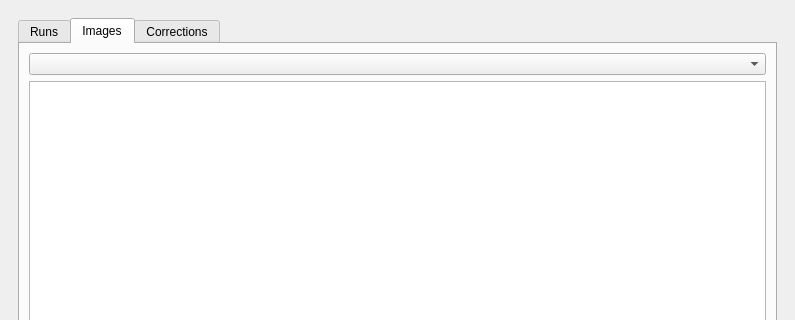
The window that image_loader_dockwidget_base.ui (Drew973/PTS_image_loader) describes before a commit, drawn with Qt 5; both pictures show x 0 to 795 and y 0 to 320 of the 795 by 761 pixel window.
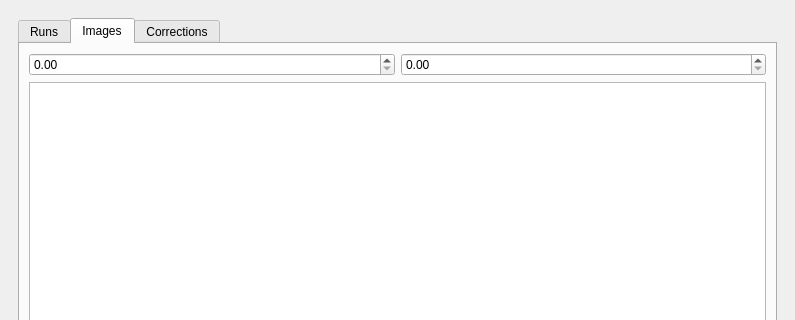
The same window after the commit. The open tabs and pages were chosen to show the change. Custom widgets are drawn as their Qt base class.

```diff
--- a/image_loader_dockwidget_base.ui
+++ b/image_loader_dockwidget_base.ui
@@ -49,7 +49,28 @@
           </attribute>
           <layout class="QVBoxLayout" name="verticalLayout_5">
            <item>
-            <widget class="QComboBox" name="runBox"/>
+            <layout class="QHBoxLayout" name="horizontalLayout">
+             <item>
+              <widget class="QDoubleSpinBox" name="startChainage">
+               <property name="whatsThis">
+                <string>&lt;html&gt;&lt;head/&gt;&lt;body&gt;&lt;p&gt;Display images from this chainage.&lt;/p&gt;&lt;/body&gt;&lt;/html&gt;</string>
+               </property>
+               <property name="maximum">
+                <double>9999999999999999538762658202121142272.000000000000000</double>
+               </property>
+              </widget>
+             </item>
+             <item>
+              <widget class="QDoubleSpinBox" name="endChainage">
+               <property name="toolTip">
+                <string>&lt;html&gt;&lt;head/&gt;&lt;body&gt;&lt;p&gt;To this chainage&lt;/p&gt;&lt;/body&gt;&lt;/html&gt;</string>
+               </property>
+               <property name="maximum">
+                <double>99999999999999996863366107917975552.000000000000000</double>
+               </property>
+              </widget>
+             </item>
+            </layout>
            </item>
            <item>
             <widget class="imagesView" name="imagesView">
```
Left out of the diff: 2 changed lines with no effect on the pictures.
